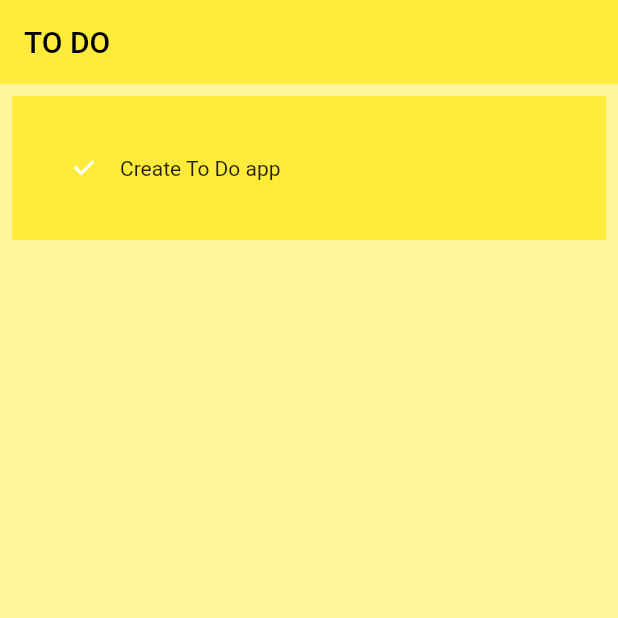
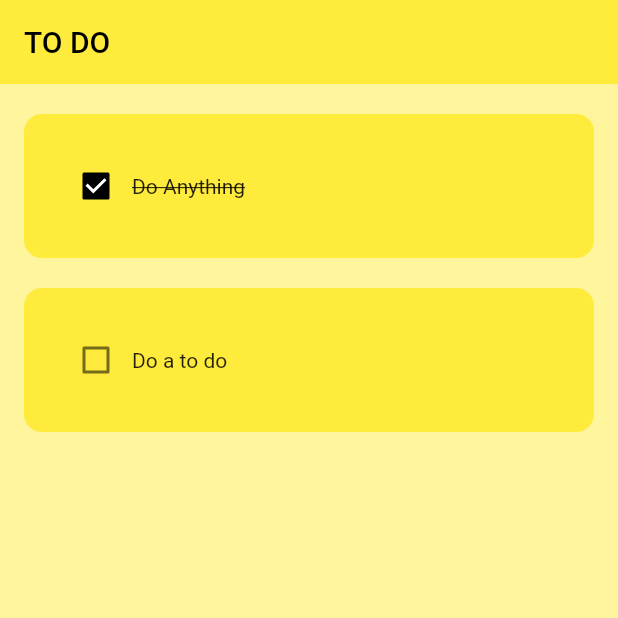
Before and after one commit to FrankDannyA/to_do_app, a Flutter app: the screen it shows after launch, on a phone screen of 412 x 824 dp, the top half of it. Run offline on Flutter 3.47's test engine with Material 2 defaults, Android fonts, the phone set to English and light mode, and no system bars.

Commit message:
ToDo decoration

```diff
--- a/lib/pages/home_page.dart
+++ b/lib/pages/home_page.dart
@@ -1,8 +1,26 @@
 import 'package:flutter/material.dart';
 import 'package:to_do_app/utils/todo_tile.dart';
 
-class HomePage extends StatelessWidget {
+class HomePage extends StatefulWidget {
   const HomePage({Key? key}) : super(key: key);
+
+  @override
+  State<HomePage> createState() => _HomePageState();
+}
+
+class _HomePageState extends State<HomePage> {
+  //list of todo tasks
+  List toDoList = [
+    ['Do Anything', true],
+    ['Do a to do', false]
+  ];
+
+  //checbox was tapped
+  void checkBoxChanged(bool? value, int index) {
+    setState(() {
+      toDoList[index][1] = !toDoList[index][1];
+    });
+  }
 
   @override
   Widget build(BuildContext context) {
@@ -12,14 +30,15 @@ class HomePage extends StatelessWidget {
         title: const Text('TO DO'),
         elevation: 0,
       ),
-      body: ListView(
-        children: [
-          TodoTile(
-            isComleted: true,
-            taskName: 'Create To Do app',
-            onChanged: (p0) {},
-          ),
-        ],
+      body: ListView.builder(
+        itemCount: toDoList.length,
+        itemBuilder: (BuildContext context, int index) {
+          return TodoTile(
+            taskName: toDoList[index][0],
+            isComleted: toDoList[index][1],
+            onChanged: (value) => checkBoxChanged(value, index),
+          );
+        },
       ),
     );
   }
--- a/lib/utils/todo_tile.dart
+++ b/lib/utils/todo_tile.dart
@@ -15,22 +15,33 @@ class TodoTile extends StatelessWidget {
   @override
   Widget build(BuildContext context) {
     return Padding(
-      padding: const EdgeInsets.all(8.0),
+      padding: const EdgeInsets.only(left: 16, top: 20, right: 16),
       child: Container(
-        padding: EdgeInsets.all(24),
+        padding: const EdgeInsets.all(24),
+        decoration: BoxDecoration(
+          color: Colors.yellow,
+          borderRadius: BorderRadius.circular(12),
+        ),
         child: Row(
           children: [
             //checkbox
             Checkbox(
               value: isComleted,
               onChanged: onChanged,
+              activeColor: Colors.black,
             ),
 
             //name task
-            Text(taskName),
+            Text(
+              taskName,
+              style: TextStyle(
+                decoration: isComleted
+                    ? TextDecoration.lineThrough
+                    : TextDecoration.none,
+              ),
+            ),
           ],
         ),
-        decoration: BoxDecoration(color: Colors.yellow),
       ),
     );
   }
```
